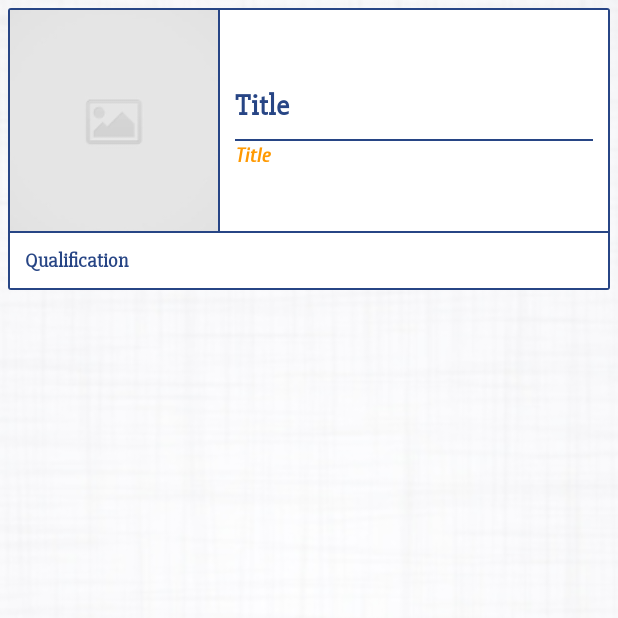
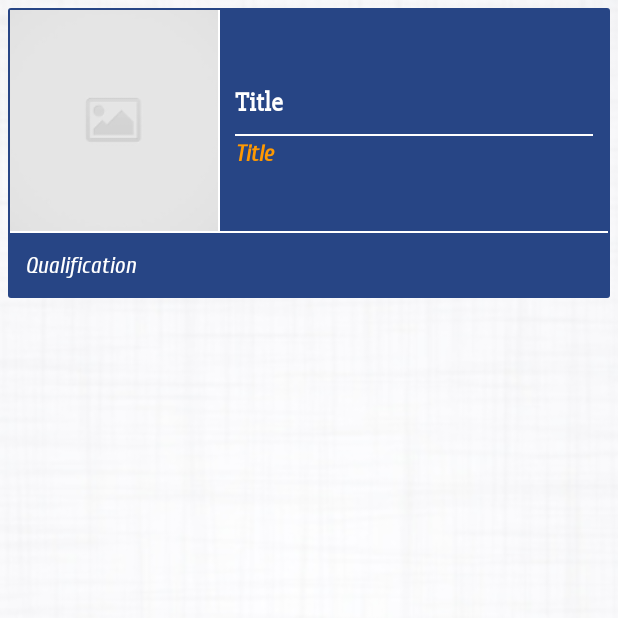
Before and after one commit to GurunathGuru/SJBHS, an Android app: the LeadershipDetailActivity screen opened directly, with no data from a screen before it, on a phone screen of 412 x 824 dp, the top half of it. Run offline under Robolectric (Android 15) with nearby library versions, the phone set to English and light mode, and no system bars; pictures from the network do not load; 4 statements that could not run were skipped.

Commit message:
29/01/2021

```diff
--- a/app/src/main/res/layout/activity_leadership_detail.xml
+++ b/app/src/main/res/layout/activity_leadership_detail.xml
@@ -10,19 +10,22 @@
         android:scaleType="centerCrop"
         android:src="@drawable/back3" />
 
+    <ScrollView
+        android:layout_width="match_parent"
+        android:layout_height="match_parent">
+
         <androidx.cardview.widget.CardView
             android:layout_width="match_parent"
-        android:layout_height="wrap_content"
-        app:cardBackgroundColor="@color/colorBackground"
-        app:contentPadding="1sp"
+            android:layout_height="match_parent"
             android:layout_margin="5sp"
             android:elevation="5sp"
-        app:cardCornerRadius="2sp">
+            app:cardBackgroundColor="@color/colorBackground"
+            app:cardCornerRadius="2sp"
+            app:contentPadding="1sp">
 
             <LinearLayout
                 android:layout_width="match_parent"
                 android:layout_height="match_parent"
-            android:background="@color/colorWhite"
                 android:orientation="vertical"
                 android:weightSum="2">
 
@@ -35,7 +38,7 @@
                     <ImageView
                         android:id="@+id/ivImage"
                         android:layout_width="0sp"
-                    android:layout_height="150sp"
+                        android:layout_height="match_parent"
                         android:layout_weight="0.7"
                         android:scaleType="centerCrop"
                         android:src="@drawable/bg_placeholder" />
@@ -43,7 +46,7 @@
                     <View
                         android:layout_width="1sp"
                         android:layout_height="match_parent"
-                    android:background="@color/colorBackground" />
+                        android:background="@color/colorWhite" />
 
                     <LinearLayout
                         android:layout_width="0sp"
@@ -58,18 +61,18 @@
                             android:layout_height="wrap_content"
                             android:gravity="center|start"
                             android:padding="10sp"
-                        app:fontFamily="@string/font_Title"
                             android:text="Title"
-                        android:textColor="@color/colorBackground"
-                        android:textSize="20sp"
-                        android:textStyle="bold" />
+                            android:textColor="@color/colorWhite"
+                            android:textSize="18sp"
+                            android:textStyle="bold"
+                            app:fontFamily="@string/font_Title" />
 
                         <View
                             android:layout_width="match_parent"
                             android:layout_height="1sp"
                             android:layout_marginLeft="10sp"
                             android:layout_marginRight="10sp"
-                        android:background="@color/colorBackground" />
+                            android:background="@color/colorWhite" />
 
                         <TextView
                             android:id="@+id/tvDesignation"
@@ -78,27 +81,18 @@
                             android:gravity="center|start"
                             android:paddingLeft="10sp"
                             android:paddingRight="10sp"
-                        app:fontFamily="@string/font_Description"
                             android:text="Title"
                             android:textColor="@color/colorOrange"
-                        android:textSize="13sp"
-                        android:textStyle="bold" />
+                            android:textSize="15sp"
+                            android:textStyle="bold"
+                            app:fontFamily="@string/font_Description" />
                     </LinearLayout>
                 </LinearLayout>
 
                 <View
                     android:layout_width="match_parent"
                     android:layout_height="1sp"
-                android:background="@color/colorBackground" />
-
-            <LinearLayout
-                android:layout_width="match_parent"
-                android:layout_height="wrap_content"
-                android:orientation="vertical">
-
-                <ScrollView
-                    android:layout_width="match_parent"
-                    android:layout_height="wrap_content">
+                    android:background="@color/colorWhite" />
 
                 <TextView
                     android:id="@+id/tvDescription"
@@ -106,13 +100,12 @@
                     android:layout_height="wrap_content"
                     android:gravity="center|start"
                     android:padding="10sp"
-                        app:fontFamily="@string/font_Title"
                     android:text="Qualification"
-                        android:textColor="@color/colorBackground"
-                        android:textSize="13sp"
-                        android:textStyle="bold" />
-                </ScrollView>
-            </LinearLayout>
+                    android:textColor="@color/colorWhite"
+                    android:textSize="15sp"
+                    app:fontFamily="@string/font_Description" />
+
             </LinearLayout>
         </androidx.cardview.widget.CardView>
+    </ScrollView>
 </RelativeLayout>
--- a/app/src/main/res/layout/activity_welcome.xml
+++ b/app/src/main/res/layout/activity_welcome.xml
@@ -12,7 +12,6 @@
         android:paddingLeft="25sp"
         android:scaleType="centerCrop"
         android:src="@drawable/college_building" />
-
 
     <View
         android:layout_width="match_parent"
--- a/app/src/main/res/layout/card_alumni.xml
+++ b/app/src/main/res/layout/card_alumni.xml
@@ -28,6 +28,6 @@
             android:textColor="@color/colorWhite"
             android:textSize="15sp"
             android:textStyle="bold"
-            app:fontFamily="@string/font_Title" />
+            android:fontFamily="@string/font_Title" />
     </RelativeLayout>
 </RelativeLayout>
--- a/app/src/main/res/layout/card_alumni2.xml
+++ b/app/src/main/res/layout/card_alumni2.xml
@@ -28,6 +28,6 @@
             android:textColor="@color/colorBlack"
             android:textSize="20sp"
             android:textStyle="bold"
-            app:fontFamily="@string/font_Title" />
+            android:fontFamily="@string/font_Title" />
     </LinearLayout>
 </RelativeLayout>
--- a/app/src/main/res/layout/card_events2.xml
+++ b/app/src/main/res/layout/card_events2.xml
@@ -33,6 +33,7 @@
                     android:layout_width="match_parent"
                     android:layout_height="wrap_content"
                     android:layout_gravity="bottom|center"
+                    android:fontFamily="@string/font_Title"
                     android:gravity="center"
                     android:text="EVENT OF THE MONTH"
                     android:textColor="@color/colorBackground"
@@ -46,9 +47,9 @@
                     android:background="@color/colorBackground"
                     android:fontFamily="@string/font_Title"
                     android:gravity="center"
+                    android:maxLines="2"
                     android:paddingLeft="5sp"
                     android:paddingRight="5sp"
-                    android:maxLines="2"
                     android:text="CHILDREN'S DAY\n 14th Nov"
                     android:textColor="@color/colorWhite"
                     android:textSize="15sp" />
--- a/app/src/main/res/layout/card_newsviewpager.xml
+++ b/app/src/main/res/layout/card_newsviewpager.xml
@@ -55,7 +55,7 @@
                     android:textColor="@color/colorOrange"
                     android:textSize="15sp"
                     android:textStyle="bold"
-                    app:fontFamily="@string/font_Title" />
+                    app:fontFamily="@string/font_Description" />
             </LinearLayout>
         </RelativeLayout>
     </androidx.cardview.widget.CardView>
--- a/app/src/main/res/layout/card_upcoming_events.xml
+++ b/app/src/main/res/layout/card_upcoming_events.xml
@@ -10,7 +10,7 @@
         android:layout_height="wrap_content"
         android:layout_marginLeft="5sp"
         android:layout_marginTop="5sp"
-        app:cardBackgroundColor="@color/colorWhite"
+        app:cardBackgroundColor="@color/colorBackground"
         android:layout_marginRight="5sp"
         app:cardCornerRadius="5dp">
 
@@ -39,9 +39,9 @@
                 android:layout_marginBottom="10sp"
                 android:padding="10sp"
                 android:fontFamily="@string/font_Title"
-                android:gravity="center"
+                android:gravity="center|start"
                 android:text="Title"
-                android:textColor="@color/colorBlack"
+                android:textColor="@color/colorWhite"
                 android:textSize="17sp" />
 
             <TextView
--- a/app/src/main/res/layout/card_video.xml
+++ b/app/src/main/res/layout/card_video.xml
@@ -46,5 +46,5 @@
         android:textColor="@color/colorWhite"
         android:textSize="17sp"
         android:textStyle="bold"
-        app:fontFamily="@string/font_Title" />
+        android:fontFamily="@string/font_Title" />
 </RelativeLayout>
--- a/app/src/main/res/layout/fragment_home.xml
+++ b/app/src/main/res/layout/fragment_home.xml
@@ -143,7 +143,7 @@
                 android:textColor="@color/colorBackground"
                 android:textSize="15sp"
                 android:textStyle="bold"
-                app:fontFamily="@string/font_Title" />
+                android:fontFamily="@string/font_Title" />
 
             <androidx.cardview.widget.CardView
                 android:layout_width="match_parent"
--- a/app/src/main/res/layout/nav_menu.xml
+++ b/app/src/main/res/layout/nav_menu.xml
@@ -50,7 +50,7 @@
                 android:drawableRight="@drawable/ic_arrow_right"
                 android:gravity="center|start"
                 android:paddingLeft="15sp"
-                android:text="About Us"
+                android:text="ABOUT US"
                 android:textColor="@color/colorBackground"
                 android:textSize="17sp"
                 android:textStyle="bold"
@@ -125,7 +125,7 @@
                             android:layout_weight="1.5"
                             android:gravity="center|start"
                             android:paddingLeft="10sp"
-                            android:text="Photos"
+                            android:text="PHOTOS"
                             android:textColor="@color/colorBackground"
                             android:textSize="17sp"
                             android:textStyle="bold"
@@ -162,7 +162,7 @@
                             android:layout_weight="1.5"
                             android:gravity="center|start"
                             android:paddingLeft="10sp"
-                            android:text="Videos"
+                            android:text="VIDEOS"
                             android:textColor="@color/colorBackground"
                             android:textSize="17sp"
                             android:textStyle="bold"
```
Also changed, not shown: app/src/main/res/layout/card_leadership.xml (+12 -12 lines), app/src/main/res/layout/card_mun.xml (+6 -9 lines), app/src/main/res/layout/card_news.xml (+21 -22 lines), app/src/main/res/layout/card_newsletter.xml (+14 -23 lines), app/src/main/res/layout/card_notification.xml (+7 -7 lines), app/src/main/res/layout/fragment_news.xml (+8 -5 lines). Lines whose indentation alone changed are shown as unchanged.
